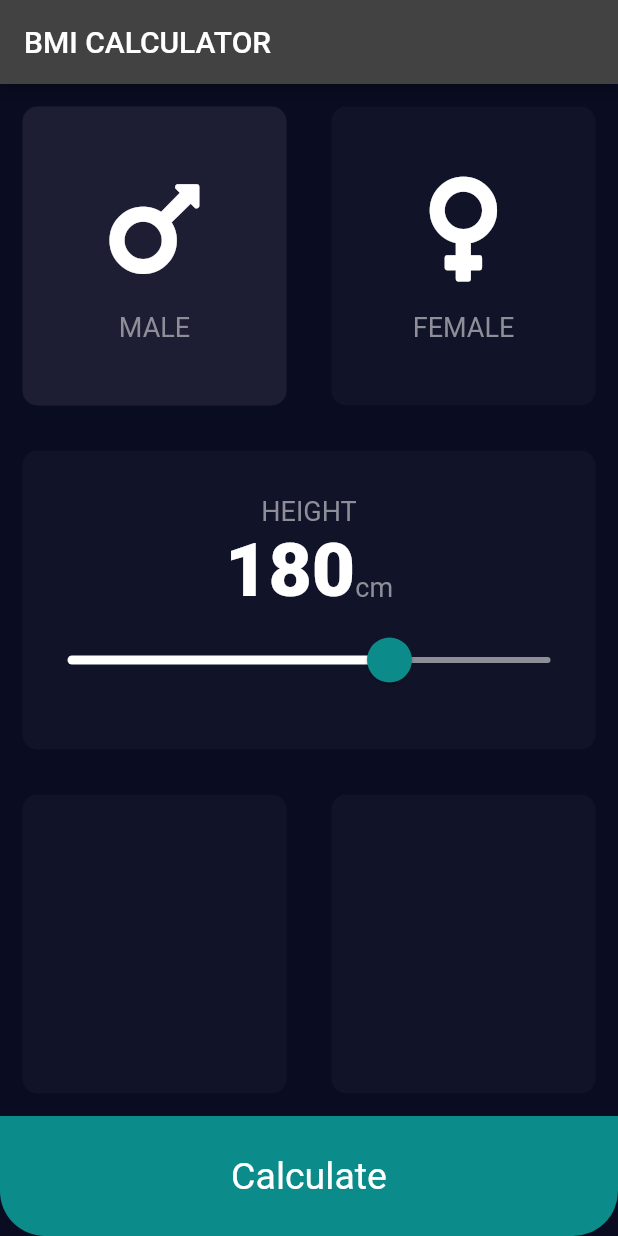
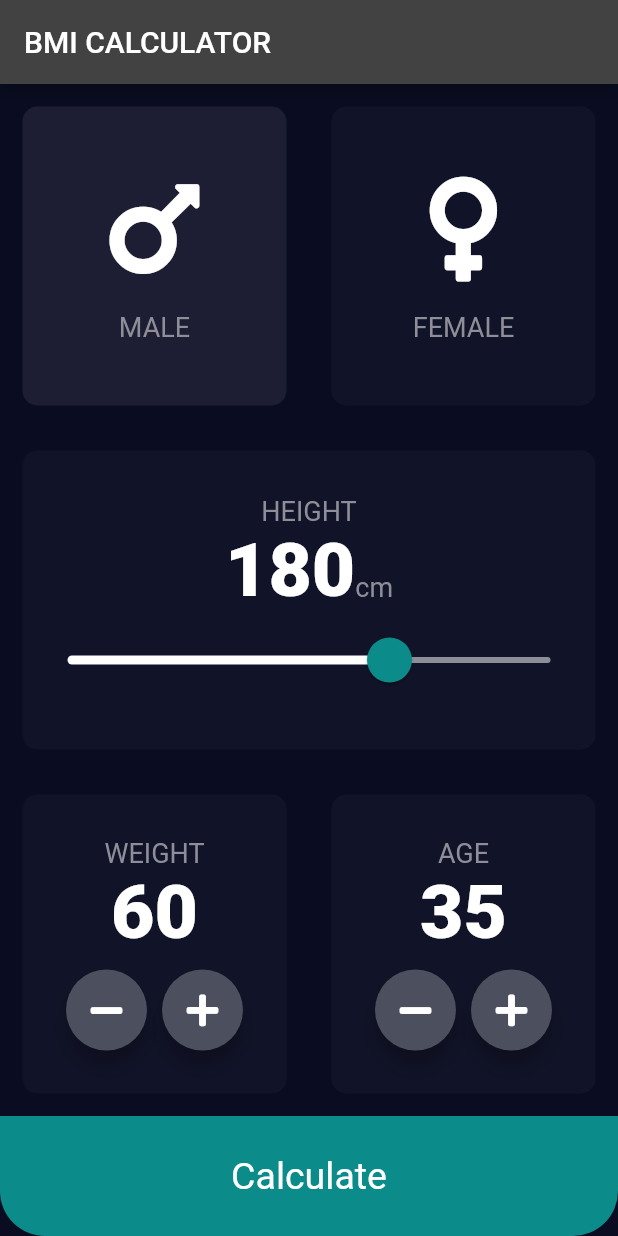
Before and after one commit to kawaiiyoshiyuki/bmi, a Flutter app: the screen it shows after launch, on a phone screen of 412 x 824 dp. Run offline on Flutter 3.47's test engine with Material 2 defaults, Android fonts, the phone set to English and light mode, and no system bars; our stand-ins replace font_awesome_flutter.

Commit message:
add wight and age calculation

```diff
--- a/lib/input_page.dart
+++ b/lib/input_page.dart
@@ -19,6 +19,8 @@ class _InputPageState extends State<InputPage> {
   Gender selectedGender = Gender.male;
   void setGender(Gender g) => selectedGender = g;
   int height = 180;
+  int weight = 60;
+  int age = 35;
 
   @override
   Widget build(BuildContext context) {
@@ -121,10 +123,86 @@ class _InputPageState extends State<InputPage> {
             child: Row(
               children: <Widget>[
                 Expanded(
-                  child: ReusableCard(color: kInactiveCardColor),
+                  child: ReusableCard(
+                    color: kInactiveCardColor,
+                    cardChild: Column(
+                      mainAxisAlignment: MainAxisAlignment.center,
+                      children: <Widget>[
+                        Text(
+                          'WEIGHT',
+                          style: kLabelTextStyle,
+                        ),
+                        Text(
+                          weight.toString(),
+                          style: kNumberTextStyle,
+                        ),
+                        SizedBox(height: 8.0),
+                        Row(
+                          mainAxisAlignment: MainAxisAlignment.center,
+                          children: [
+                            RoundIconButton(
+                              icon: FontAwesomeIcons.minus,
+                              onPress: () {
+                                setState(() {
+                                  weight--;
+                                });
+                              },
+                            ),
+                            SizedBox(width: 10.0),
+                            RoundIconButton(
+                              icon: FontAwesomeIcons.plus,
+                              onPress: () {
+                                setState(() {
+                                  weight++;
+                                });
+                              },
+                            ),
+                          ],
+                        ),
+                      ],
+                    ),
+                  ),
                 ),
                 Expanded(
-                  child: ReusableCard(color: kInactiveCardColor),
+                  child: ReusableCard(
+                    color: kInactiveCardColor,
+                    cardChild: Column(
+                      mainAxisAlignment: MainAxisAlignment.center,
+                      children: <Widget>[
+                        Text(
+                          'AGE',
+                          style: kLabelTextStyle,
+                        ),
+                        Text(
+                          age.toString(),
+                          style: kNumberTextStyle,
+                        ),
+                        SizedBox(height: 8.0),
+                        Row(
+                          mainAxisAlignment: MainAxisAlignment.center,
+                          children: [
+                            RoundIconButton(
+                              icon: FontAwesomeIcons.minus,
+                              onPress: () {
+                                setState(() {
+                                  age--;
+                                });
+                              },
+                            ),
+                            SizedBox(width: 10.0),
+                            RoundIconButton(
+                              icon: FontAwesomeIcons.plus,
+                              onPress: () {
+                                setState(() {
+                                  age++;
+                                });
+                              },
+                            ),
+                          ],
+                        ),
+                      ],
+                    ),
+                  ),
                 ),
               ],
             ),
@@ -159,3 +237,25 @@ class _InputPageState extends State<InputPage> {
     );
   }
 }
+
+class RoundIconButton extends StatelessWidget {
+  const RoundIconButton({required this.onPress, required this.icon});
+  final VoidCallback onPress;
+  final IconData icon;
+
+  @override
+  Widget build(BuildContext context) {
+    return RawMaterialButton(
+      elevation: 6.0,
+      disabledElevation: 6.0,
+      constraints: BoxConstraints.tightFor(
+        width: 54.0,
+        height: 54.0,
+      ),
+      onPressed: onPress,
+      shape: CircleBorder(),
+      fillColor: Color(0xFF4C4F5E),
+      child: Icon(icon),
+    );
+  }
+}
```
